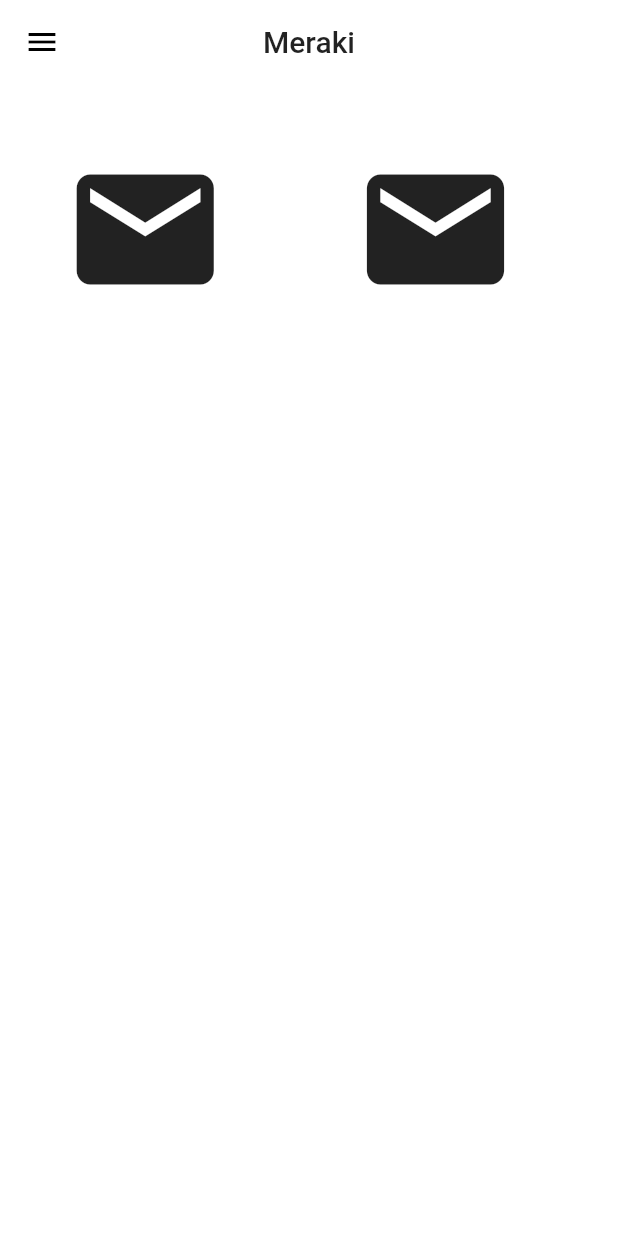
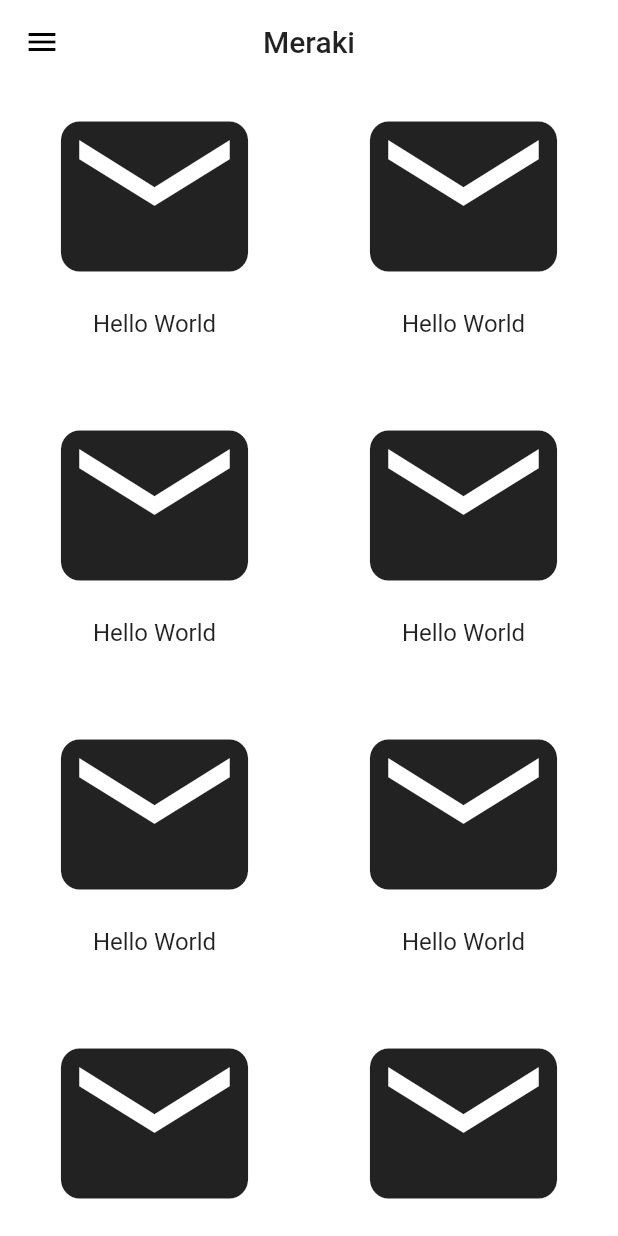
Before and after one commit to amanarora9848/cisco_meraki_app, a Flutter app: the screen it shows after launch, on a phone screen of 412 x 824 dp. Run offline on Flutter 3.47's test engine with Material 2 defaults, Android fonts, the phone set to English and light mode, and no system bars.

Commit message:
Added GridView functionality in main.dart

```diff
--- a/lib/main.dart
+++ b/lib/main.dart
@@ -35,66 +35,83 @@ class _MyHomePageState extends State<MyHomePage> {
         centerTitle: true,
         elevation: 0.0,
       ),
-      body: Center(
-        child:
-        new Scaffold(
-          backgroundColor: Colors.white,
-          body: new Row(
-            children: <Widget>[
-              new Column(
-                children: <Widget>[
-                  new Align(
-                    heightFactor: 1.76,
-                    widthFactor: 1.76,
-                    child: Center(
-                      child: new Container(
-                        // child: new Image(image: AssetImage('/assets/images/images.png')),
-                        child: new GestureDetector(
-                            child: Icon(
-                              Icons.local_post_office,
-                              size: 110.0,
-                            ),
-                            onTap: () {
-                              //Do something
-                            }),
-                      ),
-                    ),
-                  ),
-                ],
-              ),
-              new Column(
-                children: <Widget>[
-                  new Align(
-                    heightFactor: 1.76,
-                    widthFactor: 1.76,
-                    child: Center(
-                      child: new Container(
-                        // child: new Image(image: AssetImage('/assets/images/images.png')),
-                        child: new GestureDetector(
-                            child: Icon(
-                              Icons.local_post_office,
-                              size: 110.0,
-                            ),
-                            onTap: () {
-                              //Do something
-                            }),
-                      ),
-                    ),
-                  ),
-                ],
-              ),
-            ],
-          ),
-        ),
-      ),
+//      body: Center(
+//        child:
+//        new Scaffold(
+//          backgroundColor: Colors.white,
+//          body: new Row(
+//            children: <Widget>[
+//              new Column(
+//                children: <Widget>[
+//                  new Align(
+//                    heightFactor: 1.76,
+//                    widthFactor: 1.76,
+//                    child: Center(
+//                      child: new Container(
+//                        // child: new Image(image: AssetImage('/assets/images/images.png')),
+//                        child: new GestureDetector(
+//                            child: Icon(
+//                              Icons.local_post_office,
+//                              size: 110.0,
+//                            ),
+//                            onTap: () {
+//                              //Do something
+//                            }),
+//                      ),
+//                    ),
+//                  ),
+//                ],
+//              ),
+//              new Column(
+//                children: <Widget>[
+//                  new Align(
+//                    heightFactor: 1.76,
+//                    widthFactor: 1.76,
+//                    child: Center(
+//                      child: new Container(
+//                        // child: new Image(image: AssetImage('/assets/images/images.png')),
+//                        child: new GestureDetector(
+//                            child: Icon(
+//                              Icons.local_post_office,
+//                              size: 110.0,
+//                            ),
+//                            onTap: () {
+//                              //Do something
+//                            }),
+//                      ),
+//                    ),
+//                  ),
+//                ],
+//              ),
+//            ],
+//          ),
+//        ),
+//      ),
+    backgroundColor: Colors.white,
+    body: new GridView.extent(
+        maxCrossAxisExtent: 240.0,
+      children: _buildGridTiles(12),
+    ),
       drawer: new Drawer(
         child: ListView(
           padding: EdgeInsets.zero,
           children: <Widget>[
             new DrawerHeader(
-              child: Text('Name'),
+              child: Center(
+                child: new Text(
+                  'Elon Musk',
+                  style: new TextStyle(
+                    color: Colors.white,
+                  ),
+                ),
+              ),
               decoration: BoxDecoration(
                 color: Colors.white,
+                image: new DecorationImage(image: AssetImage(
+                    'assets/images/musk.jpeg',
+                ),
+                  fit: BoxFit.fill,
+                ),
               ),
             ),
             ListTile(
@@ -120,3 +137,35 @@ class _MyHomePageState extends State<MyHomePage> {
     );
   }
 }
+List<Widget> _buildGridTiles(numberOfTiles) {
+  List<Container> containers = new List<Container>.generate(numberOfTiles,
+      (int index) {
+        //index = 0, 1, 2,...
+        return new Container(
+
+          child:
+          // new Image.asset('assets/images/musk.jpeg'),
+          new GestureDetector(
+            child: Column(
+              children: <Widget>[
+                new Icon(
+                  Icons.local_post_office,
+                  size: 150.0,
+                ),
+                new Text('Hello World',
+                  style: TextStyle(
+                    fontSize: 16.0,
+                  ),
+                )
+              ],
+            ),
+            onTap: () {
+              print('Someone Tapped');
+            },
+          ),
+
+        );
+      }
+  );
+  return containers;
+}
```
